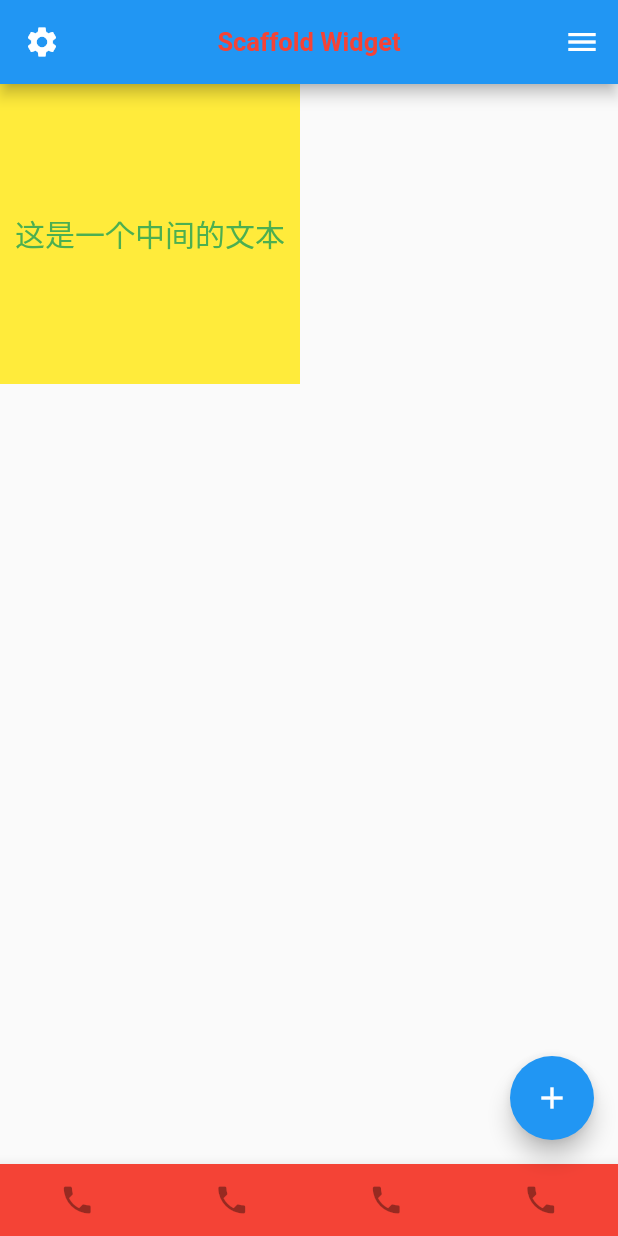
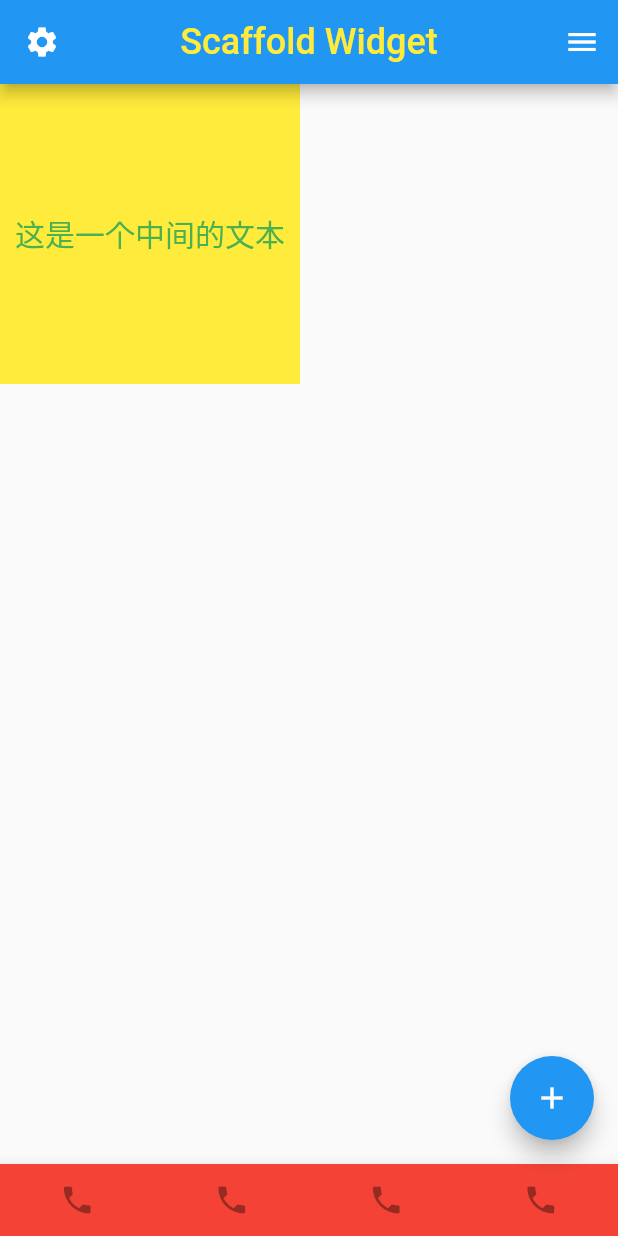
Before and after one commit to c1earlove/clearlove_flutter, a Flutter app: the screen it shows after launch, on a phone screen of 412 x 824 dp. Run offline on Flutter 3.47's test engine with Material 2 defaults, Android fonts, the phone set to English and light mode, and no system bars.

Commit message:
添加工具类

```diff
--- a/clearlove_flutter_learn/lib/basic_widget/scaffold_widget.dart
+++ b/clearlove_flutter_learn/lib/basic_widget/scaffold_widget.dart
@@ -1,4 +1,5 @@
 import 'package:flutter/material.dart';
+import '../utils/clearlove_util.dart';
 
 class MyScaffoldWidgetApp extends StatelessWidget {
   @override
@@ -14,14 +15,8 @@ class MyScaffoldWidgetApp extends StatelessWidget {
         appBar: AppBar(
           // 不添加这一行，title会偏左
           centerTitle: true,
-          title: Text(
-            "Scaffold Widget",
-            style: TextStyle(
-              fontSize: 17,
-              fontWeight: FontWeight.bold,
-              color: Colors.red,
-            ),
-          ),
+          title:
+              clearlove_text("Scaffold Widget", color: Colors.yellow, size: 24),
           leading: IconButton(
             icon: Icon(
               Icons.settings,
--- /dev/null
+++ b/clearlove_flutter_learn/lib/utils/clearlove_util.dart
@@ -0,0 +1,13 @@
+import 'package:flutter/material.dart';
+
+// ignore: non_constant_identifier_names
+Text clearlove_text(
+  String text, {
+  double size = 14.0,
+  Color color = Colors.red,
+}) {
+  return Text(
+    text,
+    style: TextStyle(color: color, fontSize: size),
+  );
+}
```
